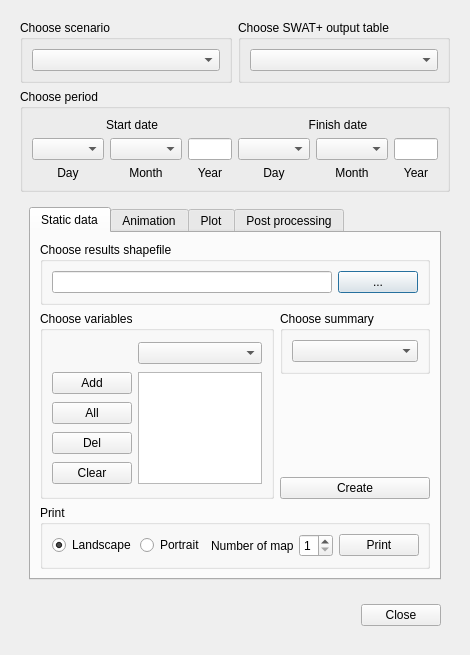
The window that QSWATPlus/ui_visualise.ui (swat-model/QSWATPlus) describes before a commit, drawn with Qt 5.
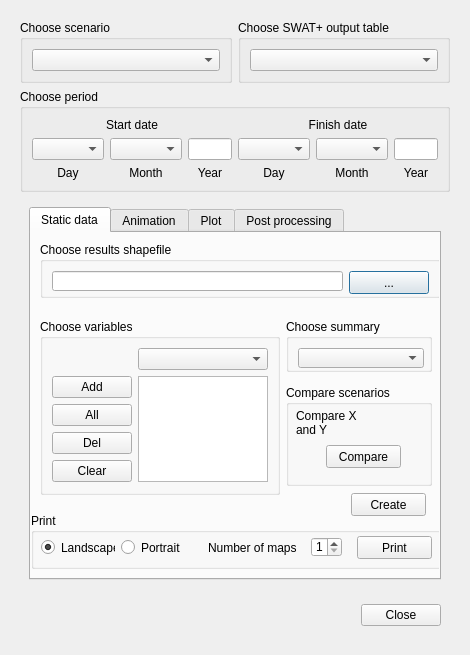
The same window after the commit. The open tabs and pages were chosen to show the change. Icons and pictures are not drawn.

What changed in the file:
```diff
--- a/QSWATPlus/ui_visualise.ui
+++ b/QSWATPlus/ui_visualise.ui
@@ -101,9 +101,15 @@
             <attribute name="title">
              <string>Static data</string>
             </attribute>
-            <layout class="QGridLayout" name="gridLayout_16">
-             <item row="0" column="0" colspan="2">
               <widget class="QGroupBox" name="resultsFileBox">
+             <property name="geometry">
+              <rect>
+               <x>9</x>
+               <y>9</y>
+               <width>401</width>
+               <height>56</height>
+              </rect>
+             </property>
                <property name="sizePolicy">
                 <sizepolicy hsizetype="Preferred" vsizetype="Preferred">
                  <horstretch>0</horstretch>
@@ -126,6 +132,12 @@
                 </item>
                 <item row="0" column="1">
                  <widget class="QPushButton" name="resultsFileButton">
+                <property name="minimumSize">
+                 <size>
+                  <width>0</width>
+                  <height>23</height>
+                 </size>
+                </property>
                   <property name="text">
                    <string>...</string>
                   </property>
@@ -133,9 +145,15 @@
                 </item>
                </layout>
               </widget>
-             </item>
-             <item row="1" column="0" rowspan="3">
               <widget class="QGroupBox" name="variablesBox">
+             <property name="geometry">
+              <rect>
+               <x>9</x>
+               <y>86</y>
+               <width>240</width>
+               <height>176</height>
+              </rect>
+             </property>
                <property name="title">
                 <string>Choose variables</string>
                </property>
@@ -204,9 +222,15 @@
                 </item>
                </layout>
               </widget>
-             </item>
-             <item row="1" column="1">
               <widget class="QGroupBox" name="summaryBox">
+             <property name="geometry">
+              <rect>
+               <x>255</x>
+               <y>86</y>
+               <width>146</width>
+               <height>53</height>
+              </rect>
+             </property>
                <property name="title">
                 <string>Choose summary</string>
                </property>
@@ -216,29 +240,22 @@
                   <property name="minimumSize">
                    <size>
                     <width>126</width>
-                    <height>0</height>
+                  <height>20</height>
                    </size>
                   </property>
                  </widget>
                 </item>
                </layout>
               </widget>
-             </item>
-             <item row="2" column="1">
-              <spacer name="verticalSpacer">
-               <property name="orientation">
-                <enum>Qt::Vertical</enum>
-               </property>
-               <property name="sizeHint" stdset="0">
-                <size>
-                 <width>20</width>
-                 <height>126</height>
-                </size>
-               </property>
-              </spacer>
-             </item>
-             <item row="3" column="1">
               <widget class="QPushButton" name="saveButton">
+             <property name="geometry">
+              <rect>
+               <x>320</x>
+               <y>260</y>
+               <width>75</width>
+               <height>23</height>
+              </rect>
+             </property>
                <property name="toolTip">
                 <string>Write data to results shapefile and display summary values for selected variable.</string>
                </property>
@@ -246,15 +263,27 @@
                 <string>Create</string>
                </property>
               </widget>
-             </item>
-             <item row="4" column="0" colspan="2">
               <widget class="QGroupBox" name="printGroup">
+             <property name="geometry">
+              <rect>
+               <x>0</x>
+               <y>280</y>
+               <width>411</width>
+               <height>56</height>
+              </rect>
+             </property>
                <property name="title">
                 <string>Print</string>
                </property>
-               <layout class="QGridLayout" name="gridLayout_4">
-                <item row="0" column="0">
                  <widget class="QRadioButton" name="landscapeButton">
+              <property name="geometry">
+               <rect>
+                <x>10</x>
+                <y>26</y>
+                <width>74</width>
+                <height>17</height>
+               </rect>
+              </property>
                   <property name="text">
                    <string>Landscape</string>
                   </property>
@@ -262,23 +291,41 @@
                    <bool>true</bool>
                   </property>
                  </widget>
-                </item>
-                <item row="0" column="1">
                  <widget class="QRadioButton" name="portraitButton">
+              <property name="geometry">
+               <rect>
+                <x>90</x>
+                <y>26</y>
+                <width>59</width>
+                <height>17</height>
+               </rect>
+              </property>
                   <property name="text">
                    <string>Portrait</string>
                   </property>
                  </widget>
-                </item>
-                <item row="0" column="2">
                  <widget class="QLabel" name="label_15">
+              <property name="geometry">
+               <rect>
+                <x>177</x>
+                <y>25</y>
+                <width>91</width>
+                <height>20</height>
+               </rect>
+              </property>
                   <property name="text">
                    <string>Number of maps</string>
                   </property>
                  </widget>
-                </item>
-                <item row="0" column="3">
                  <widget class="QSpinBox" name="printCount">
+              <property name="geometry">
+               <rect>
+                <x>280</x>
+                <y>24</y>
+                <width>31</width>
+                <height>20</height>
+               </rect>
+              </property>
                   <property name="minimum">
                    <number>1</number>
                   </property>
@@ -286,9 +333,15 @@
                    <number>6</number>
                   </property>
                  </widget>
-                </item>
-                <item row="0" column="4">
                  <widget class="QPushButton" name="printButton">
+              <property name="geometry">
+               <rect>
+                <x>326</x>
+                <y>23</y>
+                <width>75</width>
+                <height>23</height>
+               </rect>
+              </property>
                   <property name="toolTip">
                    <string>Create print composition.</string>
                   </property>
@@ -296,11 +349,52 @@
                    <string>Print</string>
                   </property>
                  </widget>
-                </item>
-               </layout>
-              </widget>
-             </item>
-            </layout>
+            </widget>
+            <widget class="QGroupBox" name="compareGroup">
+             <property name="geometry">
+              <rect>
+               <x>255</x>
+               <y>152</y>
+               <width>146</width>
+               <height>101</height>
+              </rect>
+             </property>
+             <property name="title">
+              <string>Compare scenarios</string>
+             </property>
+             <widget class="QLabel" name="compareLabel">
+              <property name="geometry">
+               <rect>
+                <x>10</x>
+                <y>23</y>
+                <width>82</width>
+                <height>31</height>
+               </rect>
+              </property>
+              <property name="minimumSize">
+               <size>
+                <width>0</width>
+                <height>0</height>
+               </size>
+              </property>
+              <property name="text">
+               <string>&lt;html&gt;&lt;head/&gt;&lt;body&gt;&lt;p&gt;Compare X&lt;br&gt;and Y&lt;/p&gt;&lt;/body&gt;&lt;/html&gt;</string>
+              </property>
+             </widget>
+             <widget class="QPushButton" name="compareButton">
+              <property name="geometry">
+               <rect>
+                <x>40</x>
+                <y>60</y>
+                <width>75</width>
+                <height>23</height>
+               </rect>
+              </property>
+              <property name="text">
+               <string>Compare</string>
+              </property>
+             </widget>
+            </widget>
            </widget>
            <widget class="QWidget" name="animationTab">
             <attribute name="title">
```
Left out of the diff: 11 changed lines with no effect on the pictures. Lines whose indentation alone changed are shown as unchanged.
